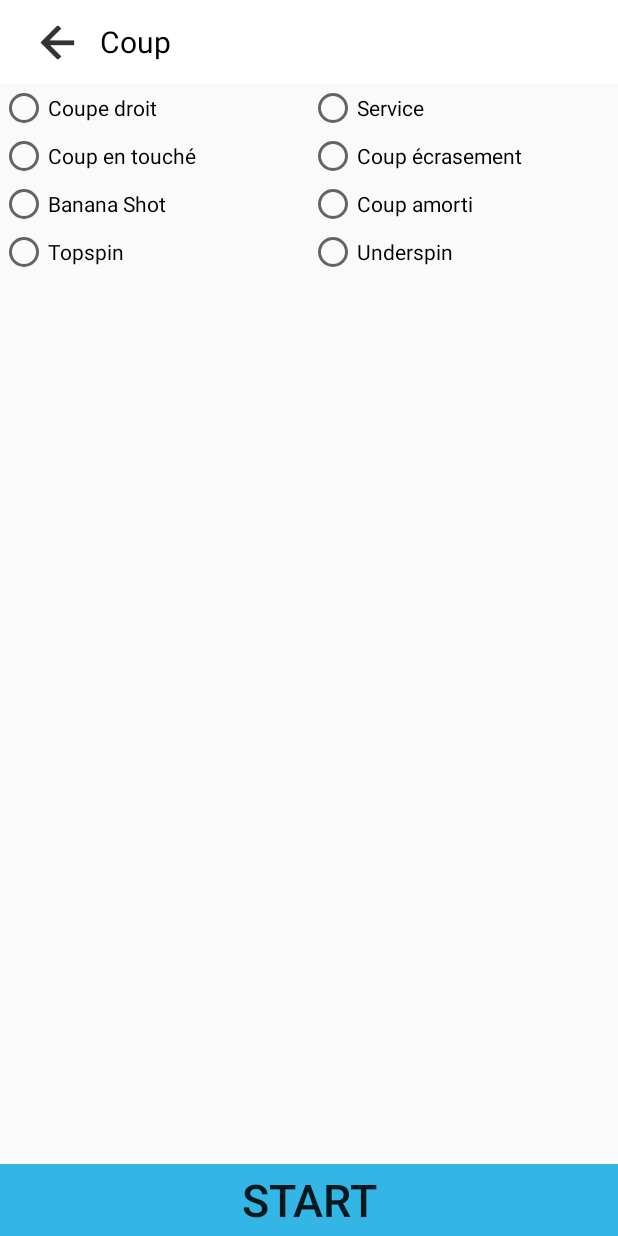
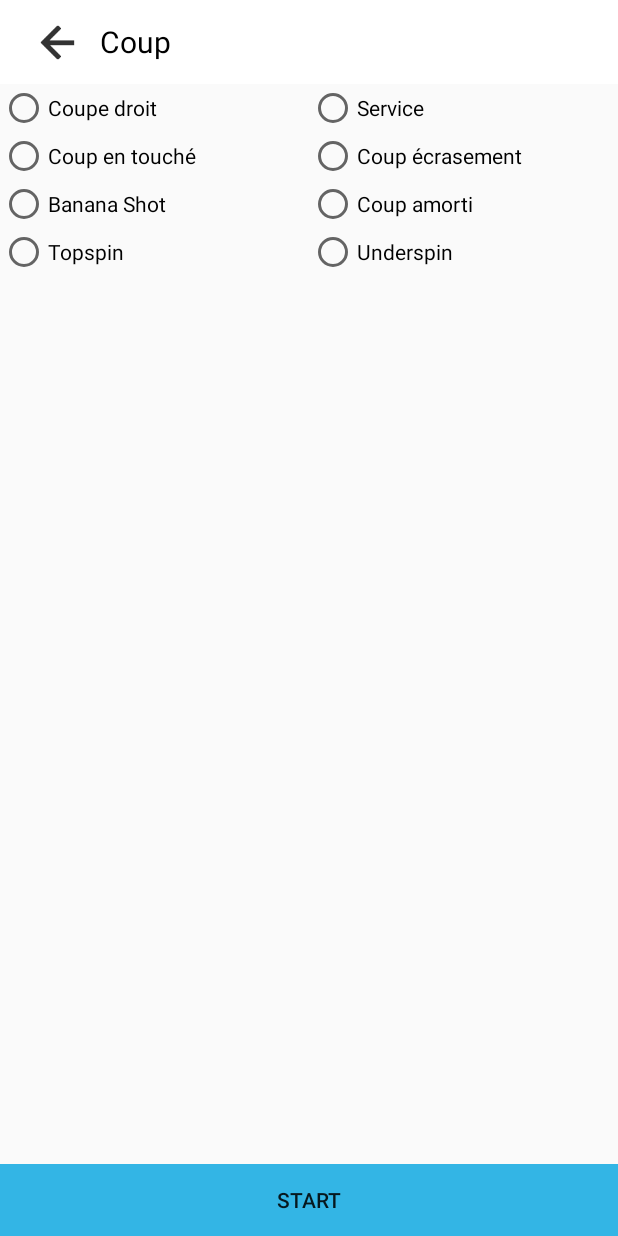
Before and after one commit to xuzhengyi1995/EG23_XU, an Android app: the SetCoupActivity screen opened directly, with no data from a screen before it, on a phone screen of 412 x 824 dp. Run offline under Robolectric (Android 15) with nearby library versions, the phone set to English and light mode, and no system bars.

Commit message:
Fixed some bugs.

```diff
--- a/app/src/main/res/layout/activity_set_coup.xml
+++ b/app/src/main/res/layout/activity_set_coup.xml
@@ -118,13 +118,11 @@
             android:orientation="vertical">
 
             <Button
-                android:id="@+id/button"
+                android:id="@+id/button5"
                 android:layout_width="match_parent"
                 android:layout_height="wrap_content"
                 android:background="@android:color/holo_blue_light"
-
-                android:text="Start"
-                android:textSize="30sp" />
+                android:text="Start" />
         </LinearLayout>
 
     </LinearLayout>
```
